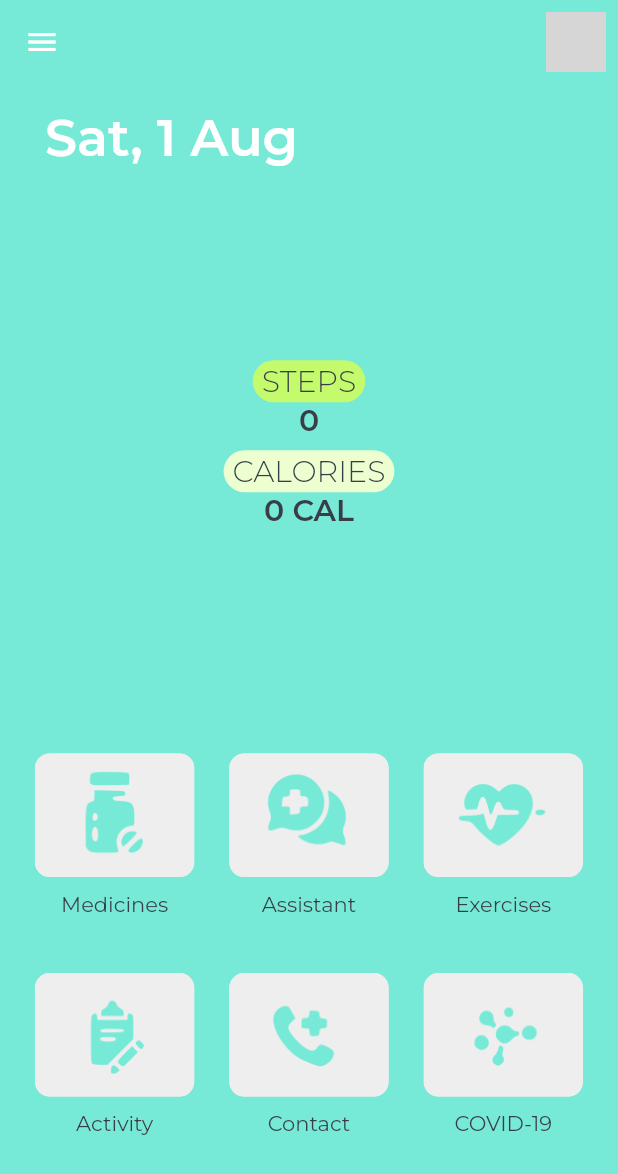
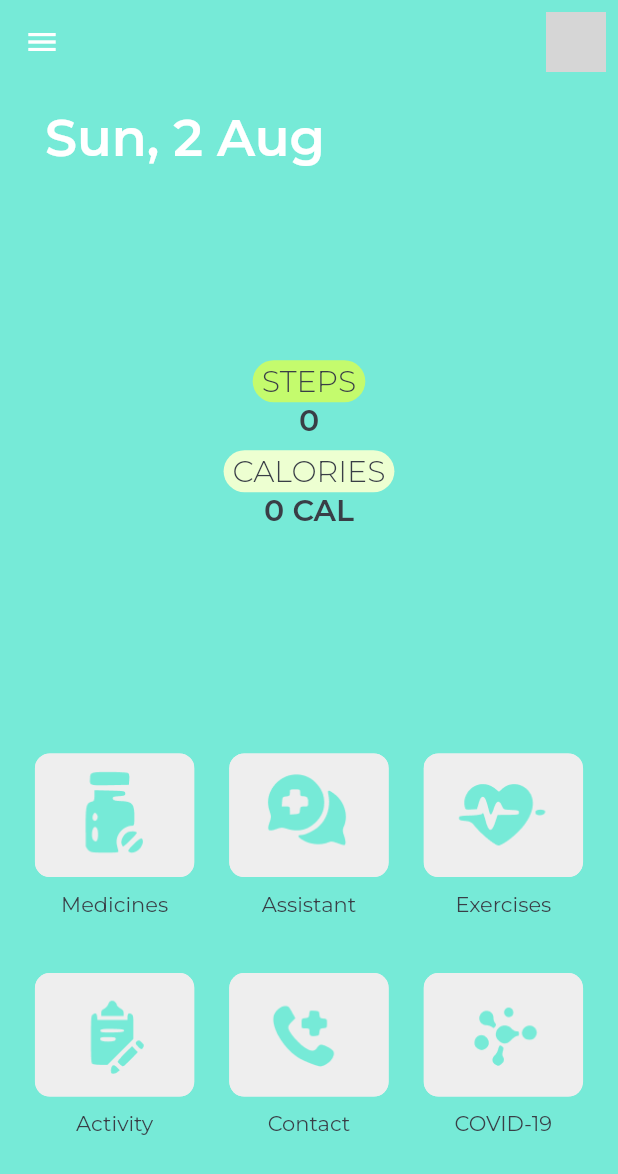
Before and after one commit to Hash-Studios/healthapp, a Flutter app: the screen it shows after launch, on a phone screen of 412 x 824 dp. Shown: the top 1174 px of the screen. Run offline on Flutter 3.47's test engine with Material 2 defaults, Android fonts, the phone set to English and light mode, and no system bars; our stand-ins replace google_fonts, hive, pedometer; missing offline and left inert: flutter_dialogflow; accounts and stored records are empty; network calls fail; project files that could hold a hidden picture were left out; grey boxes are pictures that could not be loaded.

```diff
--- a/lib/home.dart
+++ b/lib/home.dart
@@ -62,7 +62,7 @@ class _HomeState extends State<Home> {
                 padding:
                     const EdgeInsets.symmetric(vertical: 15, horizontal: 30),
                 child: Text(
-                  "Sat, 1 Aug",
+                  "Sun, 2 Aug",
                   style: GoogleFonts.montserrat(
                       color: Colors.white,
                       fontSize: 34,
```
Also changed, not shown: demo/10.jpg (added), demo/11.jpg (added), demo/12.jpg (added), demo/13.jpg (added), demo/14.jpg (added), demo/9.jpg (added), 1 other file.
